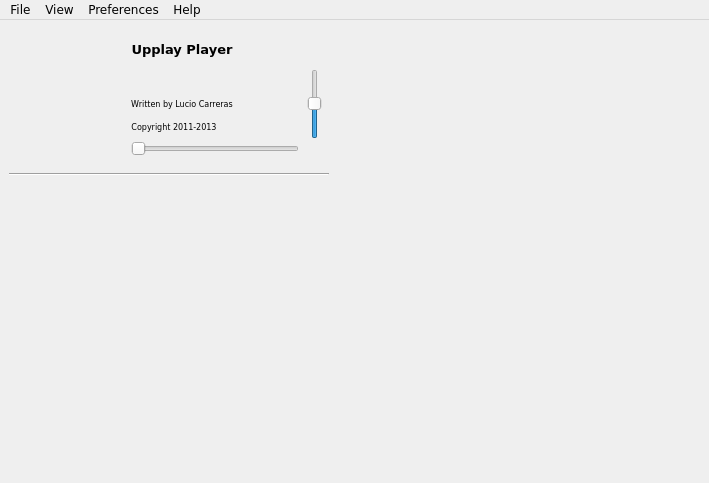
First picture: the form in GUI/player/GUI_Player.ui, repository rbg2024/upplay, before the edit.
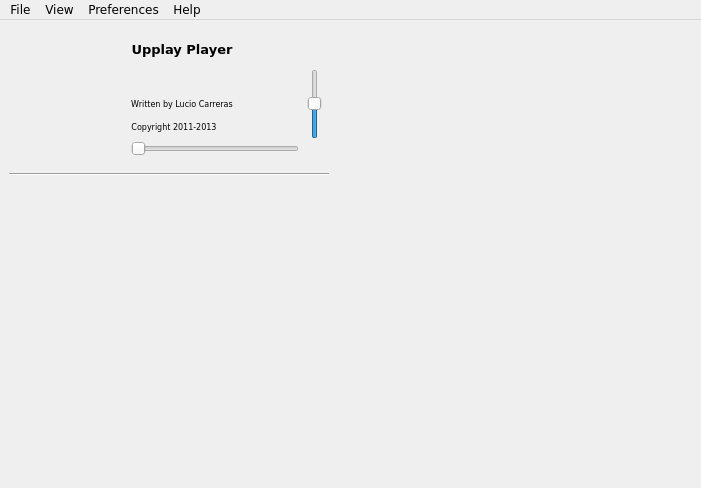
Second picture: the form after the edit. Icons and pictures are not drawn. Custom widgets are drawn as their Qt base class.

Commit message: restored some sizing policy to default

What changed in the file:
```diff
--- a/GUI/player/GUI_Player.ui
+++ b/GUI/player/GUI_Player.ui
@@ -6,8 +6,8 @@
    <rect>
     <x>0</x>
     <y>0</y>
-    <width>709</width>
-    <height>483</height>
+    <width>701</width>
+    <height>488</height>
    </rect>
   </property>
   <property name="font">
@@ -556,18 +556,6 @@
                 <verstretch>0</verstretch>
                </sizepolicy>
               </property>
-              <property name="minimumSize">
-               <size>
-                <width>50</width>
-                <height>0</height>
-               </size>
-              </property>
-              <property name="maximumSize">
-               <size>
-                <width>50</width>
-                <height>16</height>
-               </size>
-              </property>
               <property name="font">
                <font>
                 <pointsize>7</pointsize>
@@ -602,24 +590,6 @@
             </item>
             <item>
              <widget class="QLabel" name="maxTime">
-              <property name="sizePolicy">
-               <sizepolicy hsizetype="Minimum" vsizetype="Preferred">
-                <horstretch>0</horstretch>
-                <verstretch>0</verstretch>
-               </sizepolicy>
-              </property>
-              <property name="minimumSize">
-               <size>
-                <width>50</width>
-                <height>0</height>
-               </size>
-              </property>
-              <property name="maximumSize">
-               <size>
-                <width>100</width>
-                <height>16</height>
-               </size>
-              </property>
               <property name="font">
                <font>
                 <pointsize>7</pointsize>
@@ -711,18 +681,6 @@
            <layout class="QHBoxLayout" name="horizontalLayout_6">
             <item>
              <widget class="QLabel" name="lab_writtenby">
-              <property name="minimumSize">
-               <size>
-                <width>0</width>
-                <height>20</height>
-               </size>
-              </property>
-              <property name="maximumSize">
-               <size>
-                <width>16777215</width>
-                <height>20</height>
-               </size>
-              </property>
               <property name="font">
                <font>
                 <pointsize>6</pointsize>
@@ -739,24 +697,6 @@
             </item>
             <item>
              <widget class="QLabel" name="lab_artist">
-              <property name="sizePolicy">
-               <sizepolicy hsizetype="Ignored" vsizetype="Preferred">
-                <horstretch>0</horstretch>
-                <verstretch>0</verstretch>
-               </sizepolicy>
-              </property>
-              <property name="minimumSize">
-               <size>
-                <width>0</width>
-                <height>20</height>
-               </size>
-              </property>
-              <property name="maximumSize">
-               <size>
-                <width>16777215</width>
-                <height>20</height>
-               </size>
-              </property>
               <property name="font">
                <font>
                 <pointsize>6</pointsize>
@@ -970,7 +910,7 @@
     <rect>
      <x>0</x>
      <y>0</y>
-     <width>709</width>
+     <width>701</width>
      <height>25</height>
     </rect>
    </property>
```
Left out of the diff: 18 changed lines with no effect on the pictures.
